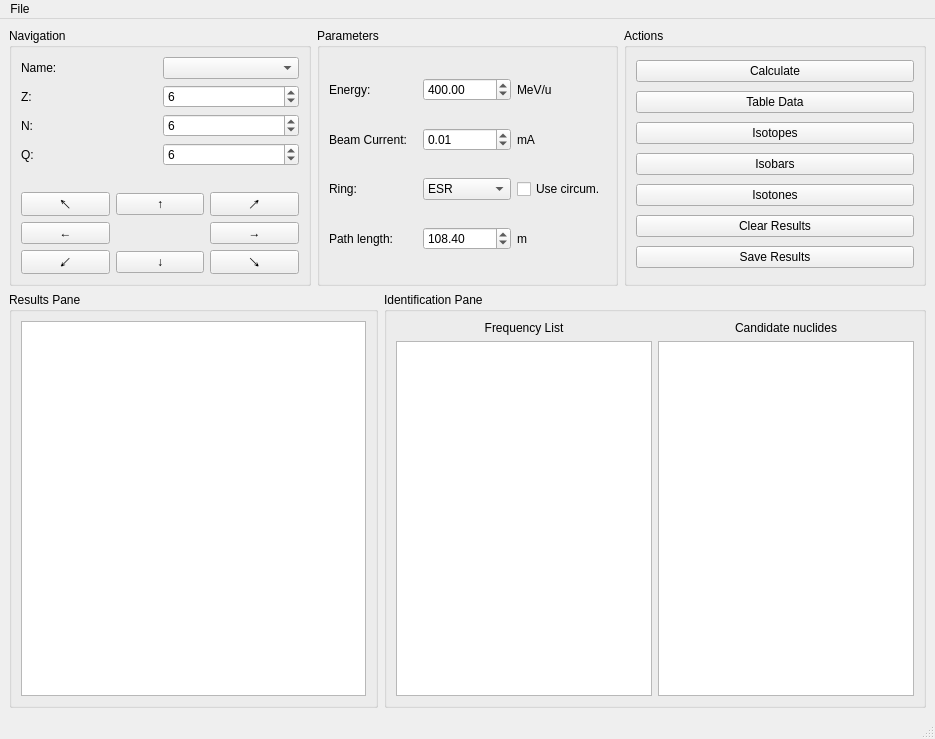
The window that rsrc/mainwindow.ui (xaratustrah/barion) describes before a commit, drawn with Qt 5.
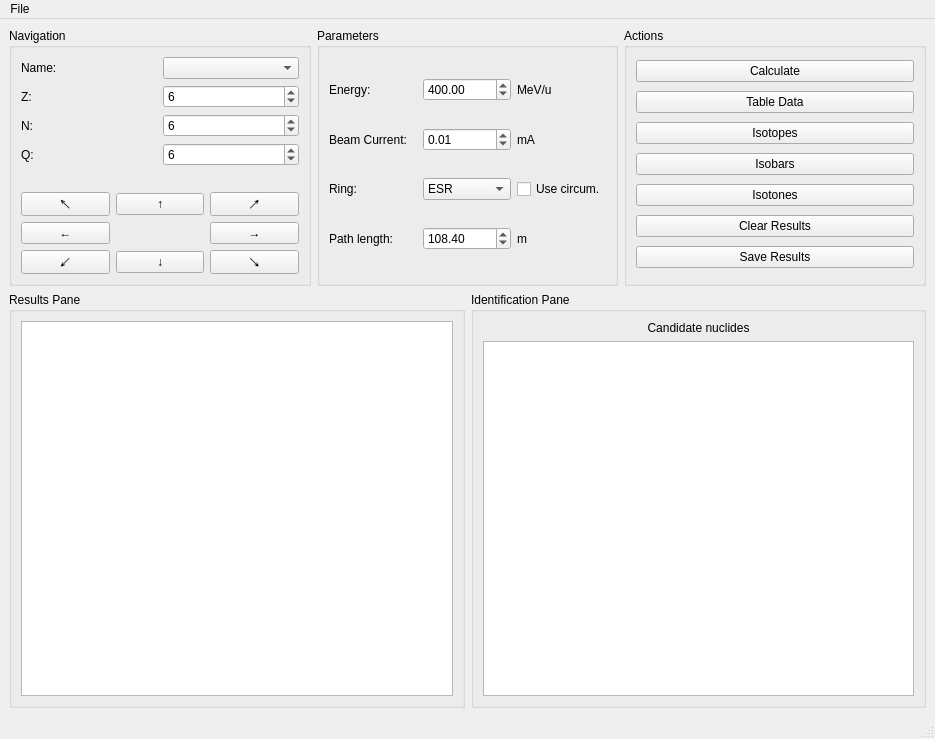
The same window after the commit.

The edit to the form file:
```diff
--- a/rsrc/mainwindow.ui
+++ b/rsrc/mainwindow.ui
@@ -383,17 +383,10 @@
          <string>Identification Pane</string>
         </property>
         <layout class="QGridLayout" name="gridLayout_3">
+         <item row="1" column="0">
+          <widget class="QListView" name="listView_candidates"/>
+         </item>
          <item row="0" column="0">
-          <widget class="QLabel" name="label_22">
-           <property name="text">
-            <string>Frequency List</string>
-           </property>
-           <property name="alignment">
-            <set>Qt::AlignCenter</set>
-           </property>
-          </widget>
-         </item>
-         <item row="0" column="1">
           <widget class="QLabel" name="label_23">
            <property name="text">
             <string>Candidate nuclides</string>
@@ -403,12 +396,6 @@
            </property>
           </widget>
          </item>
-         <item row="1" column="0">
-          <widget class="QListView" name="listView"/>
-         </item>
-         <item row="1" column="1">
-          <widget class="QListView" name="listView_2"/>
-         </item>
         </layout>
        </widget>
       </item>
```
